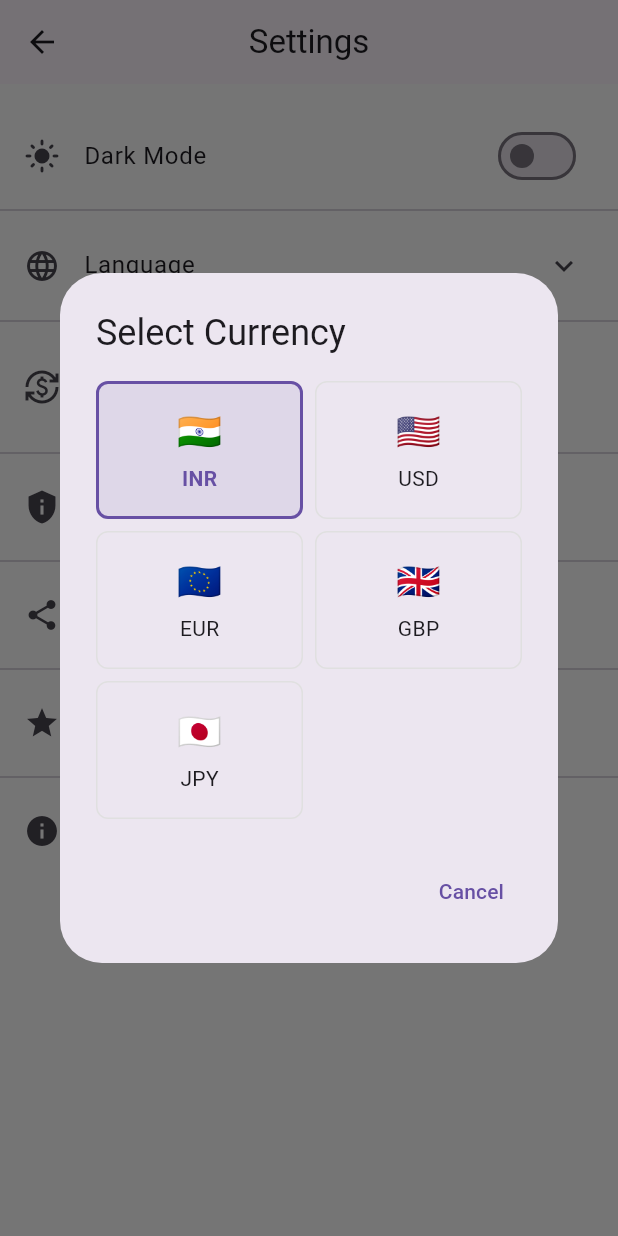
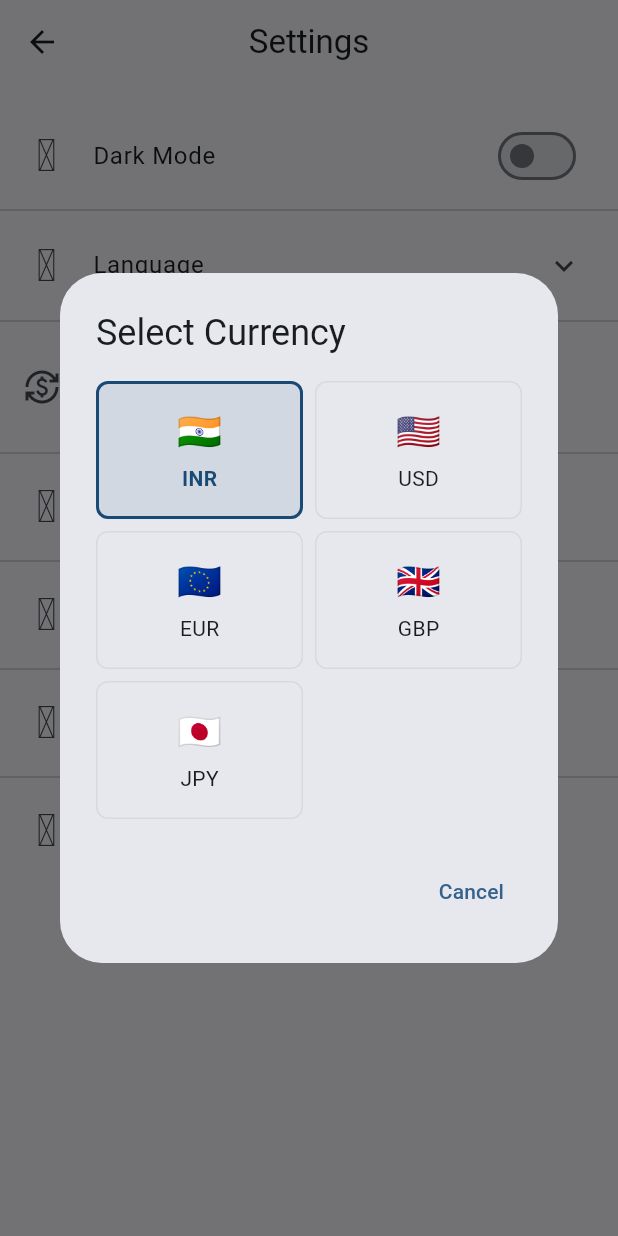
Before and after one commit to Goappster/EmiCalucator, a Flutter app: the SettingsScreen screen opened directly, after a tap on "Currency", on a phone screen of 412 x 824 dp. Run offline on Flutter 3.47's test engine with Material 3 defaults, Android fonts, the phone set to English and light mode, and no system bars; drawn by our look-alikes of dynamic_color; our stand-ins replace fl_chart, google_fonts, icons_plus, lottie, share_plus, shared_preferences; accounts and stored records are empty; network calls fail.

Commit message:
Bugs Fixing Improvements
Signed-off-by: Ghani <[ghaniappspk@gmail.com]>

```diff
--- a/lib/screens/settings_screen.dart
+++ b/lib/screens/settings_screen.dart
@@ -1,4 +1,5 @@
 import 'package:flutter/material.dart';
+import 'package:icons_plus/icons_plus.dart';
 import 'package:provider/provider.dart';
 import '../theme/theme_provider.dart';
 import '../theme/language_provider.dart';
@@ -27,7 +28,8 @@ class SettingsScreen extends StatelessWidget {
               return SwitchListTile(
                 title: const Text('Dark Mode'),
                 secondary: Icon(
-                  themeProvider.isDarkMode ? Icons.dark_mode : Icons.light_mode,
+                  themeProvider.isDarkMode ? MingCute.moon_stars_fill : MingCute.moonlight_line,
+                  size: 30,
                 ),
                 value: themeProvider.isDarkMode,
                 onChanged: (value) {
@@ -42,7 +44,7 @@ class SettingsScreen extends StatelessWidget {
           Consumer<LanguageProvider>(
             builder: (context, languageProvider, child) {
               return ExpansionTile(
-                leading: const Icon(Icons.language),
+                leading: const Icon(MingCute.translate_2_line, size: 30,),
                 title: const Text('Language'),
                 children: languageProvider.supportedLanguages.entries.map((language) {
                   return RadioListTile<String>(
@@ -104,10 +106,10 @@ class SettingsScreen extends StatelessWidget {
                             decoration: BoxDecoration(
                               borderRadius: BorderRadius.circular(8),
                               border: Border.all(
-                                color: isSelected ? Theme.of(context).primaryColor : Colors.grey.shade300,
+                                color: isSelected ? Theme.of(context).colorScheme.onPrimaryContainer : Colors.grey.withOpacity(0.20),
                                 width: isSelected ? 2 : 1,
                               ),
-                              color: isSelected ? Theme.of(context).primaryColor.withOpacity(0.1) : null,
+                              color: isSelected ? Theme.of(context).colorScheme.onPrimaryContainer.withOpacity(0.1) : null,
                             ),
                             child: Column(
                               mainAxisAlignment: MainAxisAlignment.center,
@@ -121,7 +123,7 @@ class SettingsScreen extends StatelessWidget {
                                   currency['code']!,
                                   style: TextStyle(
                                     fontWeight: isSelected ? FontWeight.bold : FontWeight.normal,
-                                    color: isSelected ? Theme.of(context).primaryColor : null,
+                                    color: isSelected ? Theme.of(context).colorScheme.onPrimaryContainer : null,
                                   ),
                                 ),
                               ],
@@ -145,27 +147,26 @@ class SettingsScreen extends StatelessWidget {
 
           // Privacy Policy
           ListTile(
-            leading: const Icon(Icons.privacy_tip),
+            leading: const Icon(MingCute.question_fill, size: 30,),
             title: const Text('Privacy Policy'),
             onTap: () {
-              launchUrl(Uri.parse('https://emiprivacypolicy12.blogspot.com/2024/11/privacy-policy.html'));
+              launchUrl(Uri.parse('https://sites.google.com/view/finflux?usp=sharing'));
             },
           ),
           const Divider(),
 
           // Share App
           ListTile(
-            leading: const Icon(Icons.share),
+            leading: const Icon(MingCute.share_2_fill, size: 30,),
             title: const Text('Share App'),
             onTap: () {
-              Share.share('Check out this amazing EMI Calculator app!');
+              Share.share('Check out this amazing EMI Calculator app! '
+                  'https://play.google.com/store/apps/details?id=com.fin.flux.dev.app');
             },
           ),
           const Divider(),
-
-          // Rate App
           ListTile(
-            leading: const Icon(Icons.star),
+            leading: const Icon(MingCute.star_half_fill, size: 30,),
             title: const Text('Rate App'),
             onTap: () {
               // Add your Play Store link here
@@ -173,19 +174,18 @@ class SettingsScreen extends StatelessWidget {
             },
           ),
           const Divider(),
-
           // About
           ListTile(
-            leading: const Icon(Icons.info),
+            leading: const Icon(MingCute.information_fill, size: 30,),
             title: const Text('About'),
             onTap: () {
               showAboutDialog(
                 context: context,
-                applicationName: 'EMI Calculator',
-                applicationVersion: '1.0.0',
-                applicationIcon: Image.asset('assets/app_icon.png', width: 70, height: 70),
+                applicationName: 'Fin Flux - EMI Loan Calculator',
+                applicationVersion: '1.4',
+                applicationIcon: ClipRRect(borderRadius:  BorderRadius.circular(18),child: Image.asset('assets/app_icon.png', width: 70, height: 70)),
                 children: const [
-                  Text('A simple and powerful EMI calculator app to help you plan your loans.'),
+                  Text('This comprehensive financial calculator is designed to save you time and reduce errors'),
                 ],
               );
             },
--- a/lib/theme/theme_provider.dart
+++ b/lib/theme/theme_provider.dart
@@ -4,6 +4,8 @@ import 'package:shared_preferences/shared_preferences.dart';
 class ThemeProvider with ChangeNotifier {
   bool _isDarkMode = false;
   bool get isDarkMode => _isDarkMode;
+
+  ThemeMode get themeMode => _isDarkMode ? ThemeMode.dark : ThemeMode.light;
 
   ThemeData get themeData {
     return _isDarkMode ? _darkTheme : _lightTheme;
@@ -16,17 +18,6 @@ class ThemeProvider with ChangeNotifier {
       elevation: 2,
       shape: RoundedRectangleBorder(
         borderRadius: BorderRadius.circular(8),
-      ),
-    ),
-    textTheme: const TextTheme(
-      headlineMedium: TextStyle(
-        color: Colors.black87,
-        fontSize: 24,
-        fontWeight: FontWeight.bold,
-      ),
-      bodyLarge: TextStyle(
-        color: Colors.black87,
-        fontSize: 16,
       ),
     ),
   );
@@ -43,17 +34,6 @@ class ThemeProvider with ChangeNotifier {
         borderRadius: BorderRadius.circular(8),
       ),
       color: Colors.grey[850],
-    ),
-    textTheme: const TextTheme(
-      headlineMedium: TextStyle(
-        color: Colors.white,
-        fontSize: 24,
-        fontWeight: FontWeight.bold,
-      ),
-      bodyLarge: TextStyle(
-        color: Colors.white70,
-        fontSize: 16,
-      ),
     ),
   );
 
--- a/pubspec.yaml
+++ b/pubspec.yaml
@@ -47,6 +47,7 @@ dependencies:
   shared_preferences: ^2.2.1
   share_plus: ^7.1.0
   url_launcher: ^6.1.14
+  dynamic_color: ^1.7.0
 
 dev_dependencies:
   flutter_test:
```
Also changed, not shown: lib/TestCOde/dashbord.dart (+4 -5 lines), lib/main.dart (+96 -10 lines), lib/resultscreen.dart (+4 -6 lines), lib/screens/onboarding_screen.dart (+7 -7 lines), assets/app_icon.png, pubspec.lock, 17 other files.
